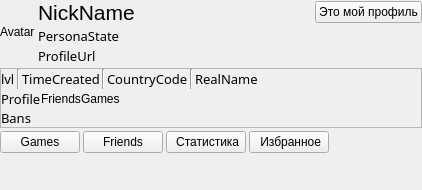
First picture: the form in AraSteamManager/subform/formprofile.ui, repository Arankir/AraSteamManager, before the edit.
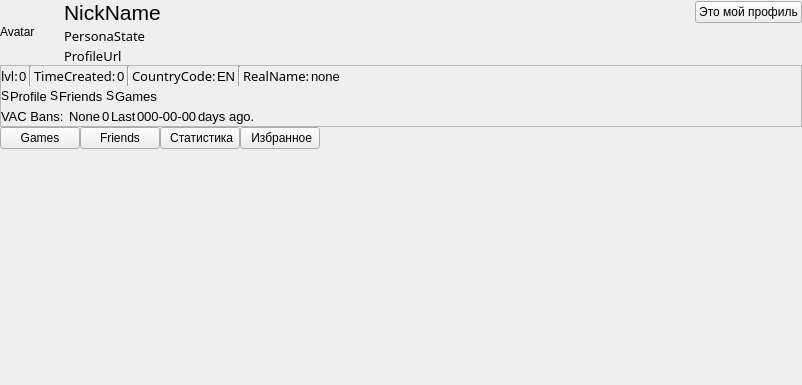
Second picture: the form after the edit.

```diff
--- a/AraSteamManager/subform/formprofile.ui
+++ b/AraSteamManager/subform/formprofile.ui
@@ -6,8 +6,8 @@
    <rect>
     <x>0</x>
     <y>0</y>
-    <width>422</width>
-    <height>190</height>
+    <width>802</width>
+    <height>385</height>
    </rect>
   </property>
   <property name="windowTitle">
@@ -15,7 +15,7 @@
   </property>
   <layout class="QVBoxLayout" name="verticalLayout">
    <property name="spacing">
-    <number>3</number>
+    <number>0</number>
    </property>
    <property name="leftMargin">
     <number>0</number>
@@ -33,6 +33,12 @@
     <layout class="QHBoxLayout" name="horizontalLayout_8">
      <item>
       <widget class="QLabel" name="LabelAvatar">
+       <property name="minimumSize">
+        <size>
+         <width>64</width>
+         <height>64</height>
+        </size>
+       </property>
        <property name="maximumSize">
         <size>
          <width>64</width>
@@ -204,6 +210,11 @@
          <number>2</number>
         </property>
         <item>
+         <layout class="QHBoxLayout" name="horizontalLayout_11">
+          <property name="spacing">
+           <number>1</number>
+          </property>
+          <item>
          <widget class="QLabel" name="Labellvl">
           <property name="sizePolicy">
            <sizepolicy hsizetype="Preferred" vsizetype="Minimum">
@@ -218,9 +229,23 @@
            </font>
           </property>
           <property name="text">
-           <string notr="true">lvl</string>
-          </property>
-         </widget>
+             <string>lvl:</string>
+            </property>
+           </widget>
+          </item>
+          <item>
+           <widget class="QLabel" name="LabellvlValue">
+            <property name="font">
+             <font>
+              <pointsize>10</pointsize>
+             </font>
+            </property>
+            <property name="text">
+             <string notr="true">0</string>
+            </property>
+           </widget>
+          </item>
+         </layout>
         </item>
         <item>
          <widget class="Line" name="line">
@@ -230,6 +255,11 @@
          </widget>
         </item>
         <item>
+         <layout class="QHBoxLayout" name="horizontalLayout_12">
+          <property name="spacing">
+           <number>1</number>
+          </property>
+          <item>
          <widget class="QLabel" name="LabelTimeCreated">
           <property name="sizePolicy">
            <sizepolicy hsizetype="Preferred" vsizetype="Minimum">
@@ -244,9 +274,23 @@
            </font>
           </property>
           <property name="text">
-           <string notr="true">TimeCreated</string>
-          </property>
-         </widget>
+             <string>TimeCreated:</string>
+            </property>
+           </widget>
+          </item>
+          <item>
+           <widget class="QLabel" name="LabelTimeCreatedValue">
+            <property name="font">
+             <font>
+              <pointsize>10</pointsize>
+             </font>
+            </property>
+            <property name="text">
+             <string notr="true">0</string>
+            </property>
+           </widget>
+          </item>
+         </layout>
         </item>
         <item>
          <widget class="Line" name="line_2">
@@ -256,6 +300,11 @@
          </widget>
         </item>
         <item>
+         <layout class="QHBoxLayout" name="horizontalLayout_13">
+          <property name="spacing">
+           <number>1</number>
+          </property>
+          <item>
          <widget class="QLabel" name="LabelLocCountryCode">
           <property name="sizePolicy">
            <sizepolicy hsizetype="Preferred" vsizetype="Minimum">
@@ -270,9 +319,23 @@
            </font>
           </property>
           <property name="text">
-           <string notr="true">CountryCode</string>
-          </property>
-         </widget>
+             <string>CountryCode:</string>
+            </property>
+           </widget>
+          </item>
+          <item>
+           <widget class="QLabel" name="LabelLocCountryCodeValue">
+            <property name="font">
+             <font>
+              <pointsize>10</pointsize>
+             </font>
+            </property>
+            <property name="text">
+             <string notr="true">EN</string>
+            </property>
+           </widget>
+          </item>
+         </layout>
         </item>
         <item>
          <widget class="Line" name="line_3">
@@ -282,6 +345,11 @@
          </widget>
         </item>
         <item>
+         <layout class="QHBoxLayout" name="horizontalLayout_14">
+          <property name="spacing">
+           <number>1</number>
+          </property>
+          <item>
          <widget class="QLabel" name="LabelRealName">
           <property name="sizePolicy">
            <sizepolicy hsizetype="Preferred" vsizetype="Minimum">
@@ -296,9 +364,23 @@
            </font>
           </property>
           <property name="text">
-           <string notr="true">RealName</string>
-          </property>
-         </widget>
+             <string>RealName:</string>
+            </property>
+           </widget>
+          </item>
+          <item>
+           <widget class="QLabel" name="LabelRealNameValue">
+            <property name="font">
+             <font>
+              <pointsize>10</pointsize>
+             </font>
+            </property>
+            <property name="text">
+             <string notr="true">none</string>
+            </property>
+           </widget>
+          </item>
+         </layout>
         </item>
         <item>
          <spacer name="horizontalSpacer_5">
@@ -317,6 +399,21 @@
       </item>
       <item>
        <layout class="QHBoxLayout" name="horizontalLayout_3">
+        <property name="spacing">
+         <number>3</number>
+        </property>
+        <item>
+         <layout class="QHBoxLayout" name="horizontalLayout_2">
+          <property name="spacing">
+           <number>1</number>
+          </property>
+          <item>
+           <widget class="QLabel" name="LabelProfileStatus">
+            <property name="text">
+             <string notr="true">S</string>
+            </property>
+           </widget>
+          </item>
         <item>
          <widget class="QLabel" name="LabelProfileVisibility">
           <property name="sizePolicy">
@@ -327,7 +424,6 @@
           </property>
           <property name="font">
            <font>
-            <family>Ebrima</family>
             <pointsize>10</pointsize>
            </font>
           </property>
@@ -336,6 +432,20 @@
           </property>
          </widget>
         </item>
+         </layout>
+        </item>
+        <item>
+         <layout class="QHBoxLayout" name="horizontalLayout_4">
+          <property name="spacing">
+           <number>1</number>
+          </property>
+          <item>
+           <widget class="QLabel" name="LabelFriendsStatus">
+            <property name="text">
+             <string notr="true">S</string>
+            </property>
+           </widget>
+          </item>
         <item>
          <widget class="QLabel" name="LabelFriendsVisibility">
           <property name="sizePolicy">
@@ -344,11 +454,30 @@
             <verstretch>0</verstretch>
            </sizepolicy>
           </property>
+            <property name="font">
+             <font>
+              <pointsize>10</pointsize>
+             </font>
+            </property>
           <property name="text">
            <string>Friends</string>
           </property>
          </widget>
         </item>
+         </layout>
+        </item>
+        <item>
+         <layout class="QHBoxLayout" name="horizontalLayout_9">
+          <property name="spacing">
+           <number>1</number>
+          </property>
+          <item>
+           <widget class="QLabel" name="LabelGamesStatus">
+            <property name="text">
+             <string notr="true">S</string>
+            </property>
+           </widget>
+          </item>
         <item>
          <widget class="QLabel" name="LabelGamesVisibility">
           <property name="sizePolicy">
@@ -357,11 +486,18 @@
             <verstretch>0</verstretch>
            </sizepolicy>
           </property>
+            <property name="font">
+             <font>
+              <pointsize>10</pointsize>
+             </font>
+            </property>
           <property name="text">
            <string>Games</string>
           </property>
          </widget>
         </item>
+         </layout>
+        </item>
         <item>
          <spacer name="horizontalSpacer_2">
           <property name="orientation">
@@ -378,6 +514,11 @@
        </layout>
       </item>
       <item>
+       <layout class="QHBoxLayout" name="horizontalLayout_10">
+        <property name="spacing">
+         <number>1</number>
+        </property>
+        <item>
        <widget class="QLabel" name="LabelBans">
         <property name="sizePolicy">
          <sizepolicy hsizetype="Preferred" vsizetype="Minimum">
@@ -387,14 +528,88 @@
         </property>
         <property name="font">
          <font>
-          <family>Ebrima</family>
           <pointsize>10</pointsize>
          </font>
         </property>
         <property name="text">
-         <string notr="true">Bans</string>
-        </property>
-       </widget>
+           <string notr="true">VAC Bans: </string>
+          </property>
+         </widget>
+        </item>
+        <item>
+         <widget class="QLabel" name="LabelBansNone">
+          <property name="font">
+           <font>
+            <pointsize>10</pointsize>
+           </font>
+          </property>
+          <property name="text">
+           <string>None</string>
+          </property>
+         </widget>
+        </item>
+        <item>
+         <widget class="QLabel" name="LabelBansNotNone">
+          <property name="font">
+           <font>
+            <pointsize>10</pointsize>
+           </font>
+          </property>
+          <property name="text">
+           <string notr="true">0</string>
+          </property>
+         </widget>
+        </item>
+        <item>
+         <widget class="QLabel" name="LabelBansLast">
+          <property name="font">
+           <font>
+            <pointsize>10</pointsize>
+           </font>
+          </property>
+          <property name="text">
+           <string>Last</string>
+          </property>
+         </widget>
+        </item>
+        <item>
+         <widget class="QLabel" name="LabelBansDays">
+          <property name="font">
+           <font>
+            <pointsize>10</pointsize>
+           </font>
+          </property>
+          <property name="text">
+           <string notr="true">000-00-00</string>
+          </property>
+         </widget>
+        </item>
+        <item>
+         <widget class="QLabel" name="LabelBansDaysAgo">
+          <property name="font">
+           <font>
+            <pointsize>10</pointsize>
+           </font>
+          </property>
+          <property name="text">
+           <string>days ago.</string>
+          </property>
+         </widget>
+        </item>
+        <item>
+         <spacer name="horizontalSpacer_7">
+          <property name="orientation">
+           <enum>Qt::Horizontal</enum>
+          </property>
+          <property name="sizeHint" stdset="0">
+           <size>
+            <width>40</width>
+            <height>20</height>
+           </size>
+          </property>
+         </spacer>
+        </item>
+       </layout>
       </item>
      </layout>
     </widget>
```
Lines whose indentation alone changed are shown as unchanged.
